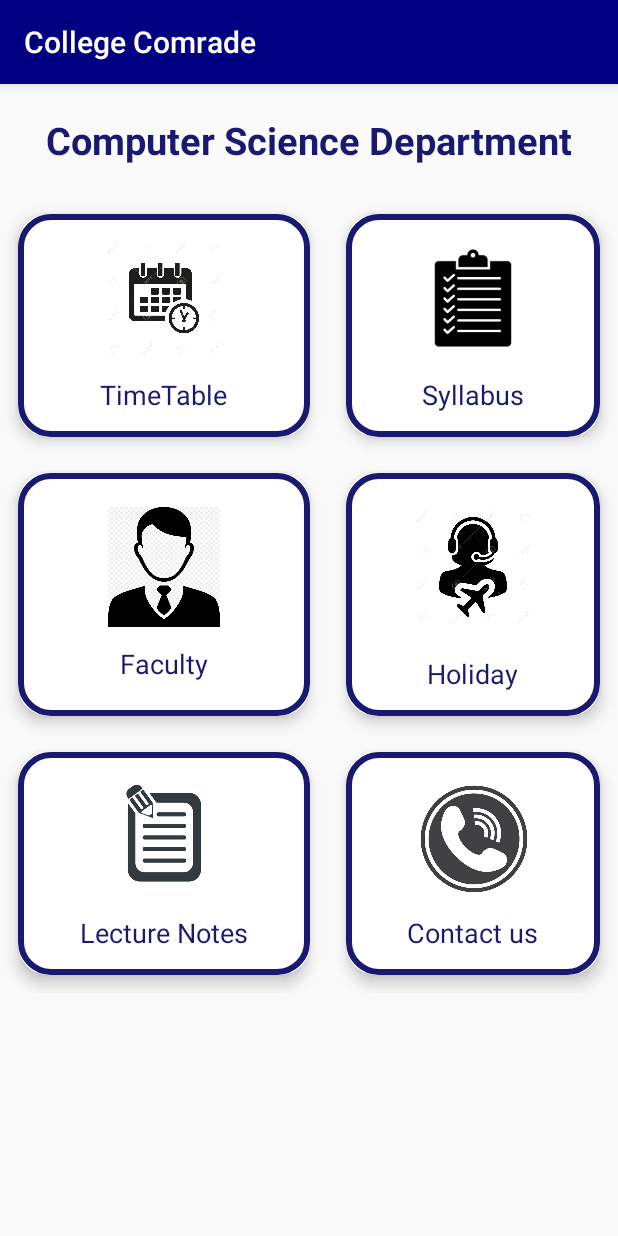
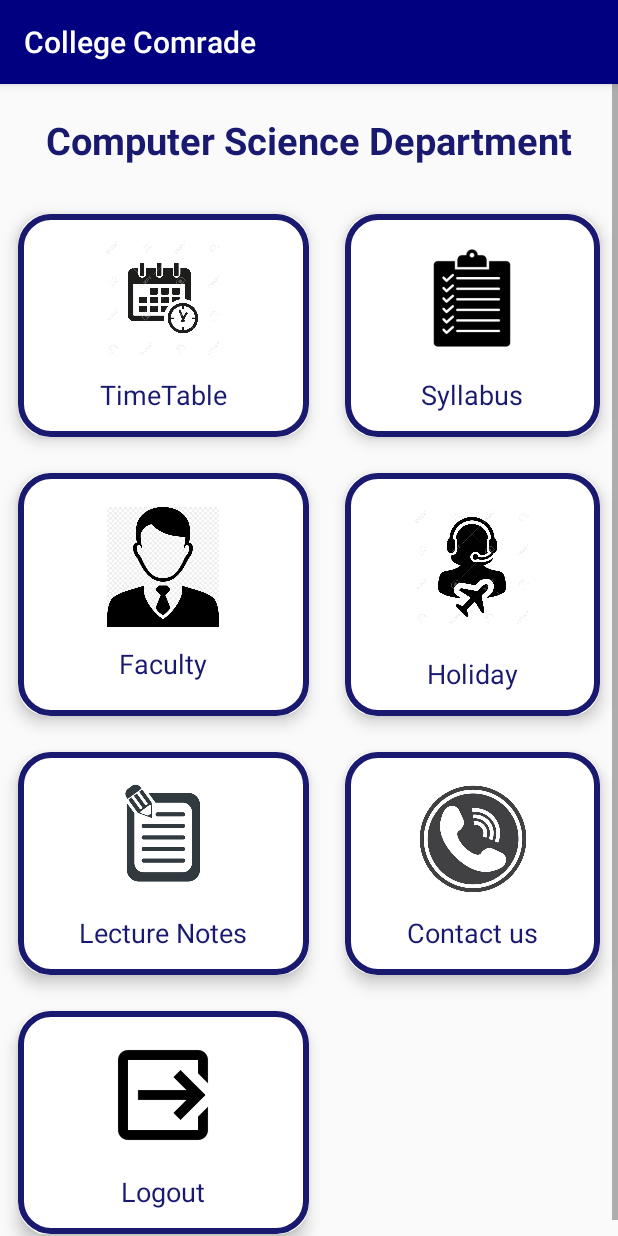
Before and after one commit to Developer-Student-Clubs-VSSUT-Burla/College-Comrade, an Android app: the PROFILE screen opened directly, with no data from a screen before it, on a phone screen of 412 x 824 dp. Run offline under Robolectric (Android 15) with nearby library versions, the phone set to English and light mode, and no system bars; our stand-ins replace Firebase (no records; nobody signed in at launch, a user with empty details on screens opened directly).

Commit message:
Logout feature added

```diff
--- a/app/src/main/java/com/example/tt/PROFILE.java
+++ b/app/src/main/java/com/example/tt/PROFILE.java
@@ -1,6 +1,7 @@
 package com.example.tt;
 
 import android.content.Intent;
+import android.content.SharedPreferences;
 import android.os.Bundle;
 import android.view.View;
 
@@ -10,16 +11,22 @@ import android.widget.Toast;
 import androidx.appcompat.app.AppCompatActivity;
 import androidx.cardview.widget.CardView;
 
+import com.google.firebase.auth.FirebaseAuth;
+
 public class PROFILE extends AppCompatActivity {
 
 
     // private Button btncontact;
+    check c;
+    private int mode=0;
+    private String Filename="sdfile";
+    private String Data="b";
     private Button btntt;
     private Button btnhol;
     private  Button btnfac;
     private  Button btnsb;
     //  private Button btnln;
-    check c;
+
 
 
 
@@ -34,7 +41,6 @@ public class PROFILE extends AppCompatActivity {
 
 
         // Cardview btncontact = (Cardview)findViewById(R.id.btncontact);
-
         CardView card1 = (CardView) findViewById(R.id.btncontact);
         // btnln=(Button)findViewById(R.id.ln);
         CardView card2 = (CardView) findViewById(R.id.ln);
@@ -103,6 +109,22 @@ public class PROFILE extends AppCompatActivity {
                 startActivity(intent);
             }
         });
+        CardView card7 = (CardView) findViewById(R.id.logout);
+        card7.setOnClickListener(new View.OnClickListener() {
+            @Override
+            public void onClick(View view) {
+
+                Intent intent=new Intent(getApplicationContext(),MainActivity.class);
+                SharedPreferences preferences=getSharedPreferences(Filename,mode);
+                SharedPreferences.Editor editor=preferences.edit();
+                editor.putBoolean(Data,false);
+                editor.commit();
+                finish();;
+                FirebaseAuth.getInstance().signOut();
+                startActivity(intent);
+                finish();
+            }
+        });
 
 
 
--- a/app/src/main/res/layout/activity_profile.xml
+++ b/app/src/main/res/layout/activity_profile.xml
@@ -250,6 +250,40 @@
                     </LinearLayout>
 
                 </androidx.cardview.widget.CardView>
+                <androidx.cardview.widget.CardView
+                    android:layout_width="wrap_content"
+                    android:layout_height="wrap_content"
+                    android:layout_columnWeight="1"
+                    android:layout_rowWeight="1"
+                    app:cardElevation="6dp"
+                    android:background="@drawable/main_bg"
+                    app:cardCornerRadius="20dp"
+                    android:id="@+id/logout"
+                    android:layout_margin="12dp"
+                    >
+                    <LinearLayout
+                        android:layout_width="match_parent"
+                        android:layout_height="match_parent"
+                        android:gravity="center"
+                        android:padding="16dp"
+                        android:background="@drawable/main_bg"
+                        android:orientation="vertical">
+                        <ImageView
+                            android:layout_width="80dp"
+                            android:layout_height="80dp"
+                            android:src="@drawable/logout"
+                            />
+                        <TextView
+                            android:layout_width="wrap_content"
+                            android:layout_height="wrap_content"
+                            android:text="Logout"
+                            android:textSize="18dp"
+                            android:textColor="#191970"
+                            android:layout_marginTop="12dp"/>
+
+                    </LinearLayout>
+
+                </androidx.cardview.widget.CardView>
 
 
             </GridLayout>
```
Also changed, not shown: app/src/main/res/drawable/logout.png (added).
